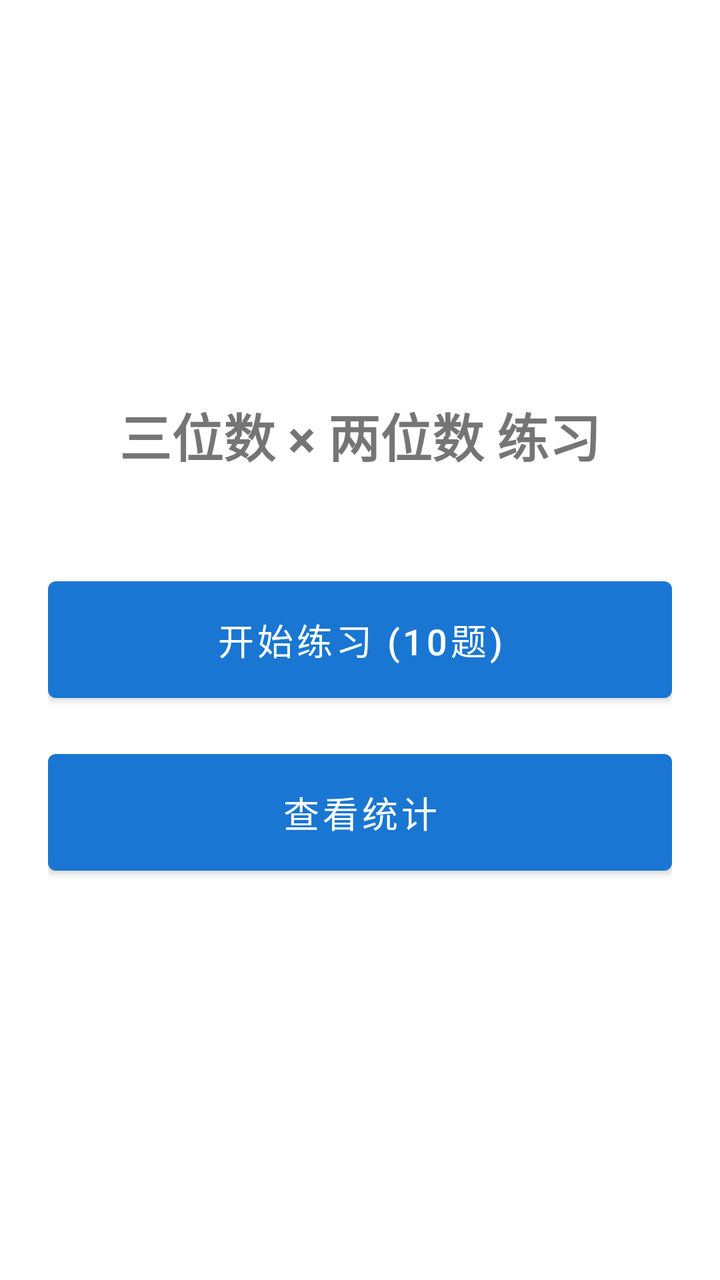
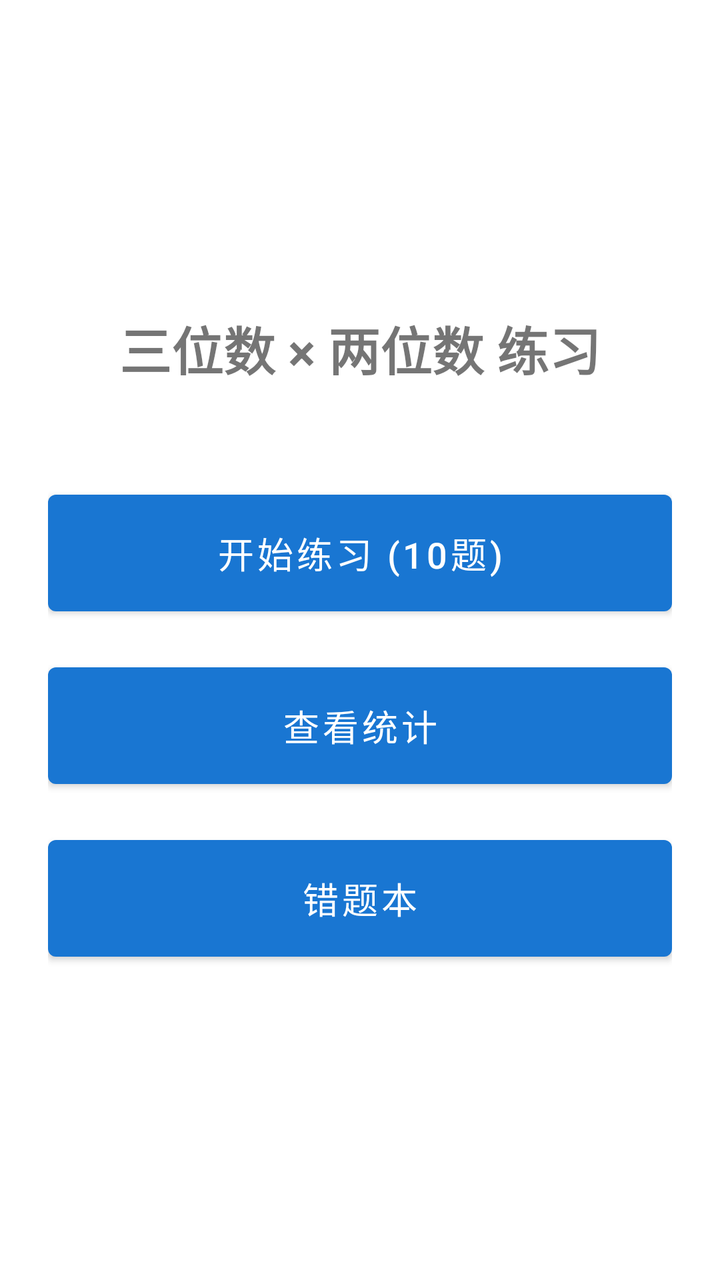

An Android layout rendered at two revisions. The XML below is the earlier revision; the diff shows what the commit changed to produce the second picture.
<!-- AndroidManifest.xml: application theme Theme.MathPractice -->
<!-- res/layout/activity_main.xml -->
<?xml version="1.0" encoding="utf-8"?>
<LinearLayout xmlns:android="http://schemas.android.com/apk/res/android"
    android:layout_width="match_parent"
    android:layout_height="match_parent"
    android:orientation="vertical"
    android:gravity="center"
    android:padding="24dp">

    <TextView
        android:layout_width="wrap_content"
        android:layout_height="wrap_content"
        android:text="三位数 × 两位数 练习"
        android:textSize="26sp"
        android:textStyle="bold"
        android:layout_marginBottom="48dp"/>

    <Button
        android:id="@+id/btnStart"
        android:layout_width="match_parent"
        android:layout_height="wrap_content"
        android:text="开始练习 (10题)"
        android:textSize="18sp"
        android:padding="16dp"
        android:layout_marginBottom="16dp"/>

    <Button
        android:id="@+id/btnStats"
        android:layout_width="match_parent"
        android:layout_height="wrap_content"
        android:text="查看统计"
        android:textSize="18sp"
        android:padding="16dp"/>
</LinearLayout>
<!-- resources referenced by this layout -->
<resources>
  <style name="Theme.MathPractice" parent="Theme.MaterialComponents.DayNight.DarkActionBar">
          <item name="colorPrimary">#1976D2</item>
          <item name="colorPrimaryVariant">#0D47A1</item>
          <item name="colorOnPrimary">#FFFFFF</item>
          <item name="colorSecondary">#03DAC6</item>
          <item name="colorOnSecondary">#000000</item>
          <item name="android:statusBarColor">#0D47A1</item>
      </style>
</resources>

<!-- the commit's change to res/layout/activity_main.xml (unified diff, before → after) -->
@@ -29,5 +29,14 @@
         android:layout_height="wrap_content"
         android:text="查看统计"
         android:textSize="18sp"
+        android:padding="16dp"
+        android:layout_marginBottom="16dp"/>
+
+    <Button
+        android:id="@+id/btnWrong"
+        android:layout_width="match_parent"
+        android:layout_height="wrap_content"
+        android:text="错题本"
+        android:textSize="18sp"
         android:padding="16dp"/>
 </LinearLayout>
